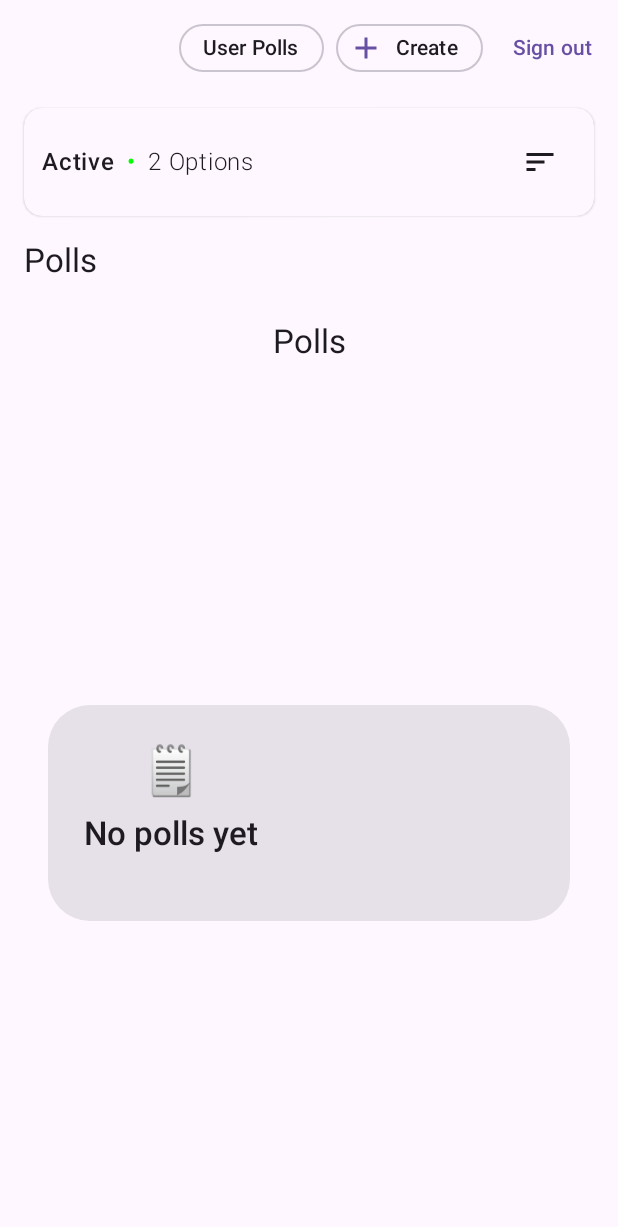
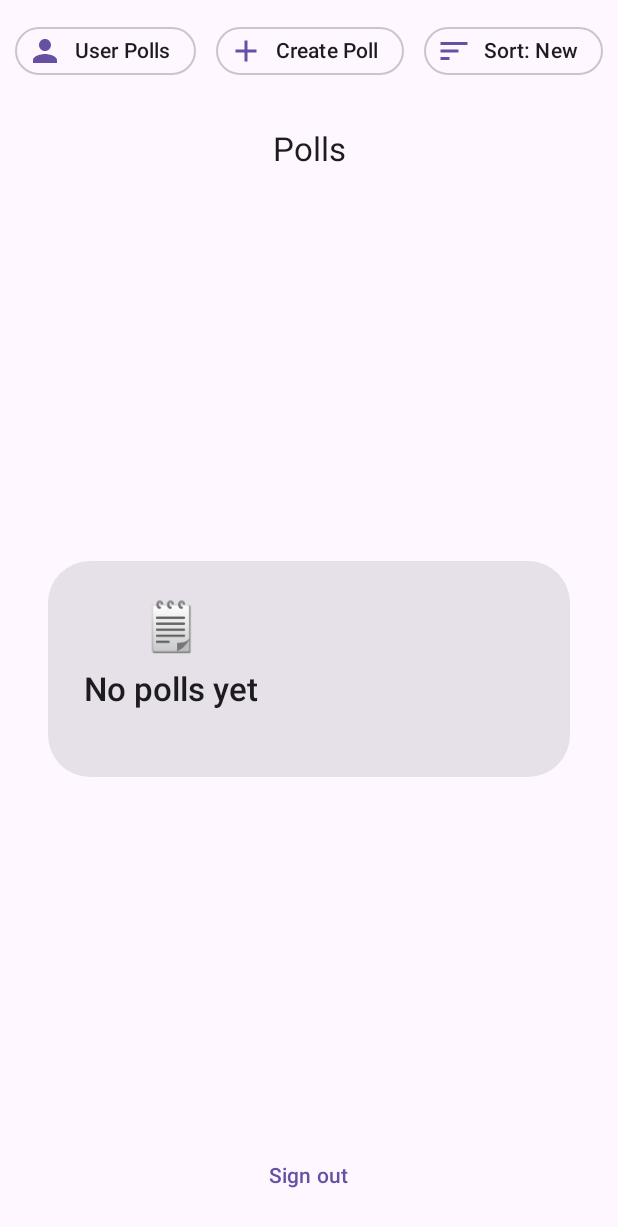
Before and after one commit to ta-mac/CommunityPolls, an Android app built with Jetpack Compose: the HomeAdminScreen screen opened through its navigation route, on a phone screen of 412 x 824 dp. Shown: the top 1227 px of the screen. Run offline under Robolectric (Android 15) with nearby library versions, the phone set to English and light mode, and no system bars; our stand-ins replace Firebase (no records; nobody signed in at launch, a user with empty details on screens opened directly).

Commit message:
More UI Updates made to Admin, Guest and User home screen. Added a delete feature for Suggested polls.|

```diff
--- a/app/src/main/java/com/example/communitypolls/data/sugg/SuggestionRepository.kt
+++ b/app/src/main/java/com/example/communitypolls/data/sugg/SuggestionRepository.kt
@@ -22,4 +22,6 @@ interface SuggestionRepository {
 
     fun observeAllSuggestions(): Flow<List<Suggestion>>
     suspend fun updateStatus(id: String, newStatus: String): SuggOp
+    suspend fun delete(id: String): SuggOp
+
 }
--- a/app/src/main/java/com/example/communitypolls/ui/polls/PollListScreen.kt
+++ b/app/src/main/java/com/example/communitypolls/ui/polls/PollListScreen.kt
@@ -145,11 +145,6 @@ private fun PollItemCard(
                     fontWeight = FontWeight.SemiBold,
                     modifier = Modifier.weight(1f)
                 )
-                Icon(
-                    imageVector = Icons.Default.MoreVert,
-                    contentDescription = null,
-                    tint = MaterialTheme.colorScheme.onSurfaceVariant
-                )
             }
 
             Spacer(Modifier.height(6.dp))
--- a/app/src/main/java/com/example/communitypolls/ui/screens/HomeScreens.kt
+++ b/app/src/main/java/com/example/communitypolls/ui/screens/HomeScreens.kt
@@ -7,6 +7,7 @@ import androidx.compose.foundation.layout.*
 import androidx.compose.foundation.shape.RoundedCornerShape
 import androidx.compose.material.icons.Icons
 import androidx.compose.material.icons.filled.Add
+import androidx.compose.material.icons.filled.Person
 import androidx.compose.material.icons.filled.Sort
 import androidx.compose.material3.*
 import androidx.compose.runtime.*
@@ -21,55 +22,39 @@ import com.example.communitypolls.ui.polls.PollListRoute
 import com.example.communitypolls.ui.polls.PollSort
 import kotlinx.coroutines.launch
 
-/* ---------------------------- SHARED COMPONENTS ---------------------------- */
+/* ---------------------------- SHARED TOP BAR ---------------------------- */
 
 @Composable
-private fun HomeScaffold(
+private fun PollsTopBar(
+    onSuggestClick: () -> Unit,
+    onSortClick: () -> Unit,
+    sort: PollSort,
     onSignOut: () -> Unit,
-    actions: @Composable RowScope.() -> Unit = {},
-    content: @Composable (PaddingValues) -> Unit
+    showSort: Boolean = true,
+    suggestLabel: String = "Suggest"
 ) {
-    Scaffold(
-        topBar = {
     TopAppBar(
-                title = { Text("") }, // Remove "Polls" title to avoid duplicate
+        title = { Text("Polls", style = MaterialTheme.typography.titleLarge) },
         actions = {
-                    Row(
-                        modifier = Modifier.fillMaxWidth(),
-                        horizontalArrangement = Arrangement.Center
-                    ) {
-                        actions()
+            AssistChip(
+                onClick = onSuggestClick,
+                label = { Text(suggestLabel) },
+                leadingIcon = { Icon(Icons.Default.Add, contentDescription = null) },
+                shape = RoundedCornerShape(50)
+            )
+            if (showSort) {
+                AssistChip(
+                    onClick = onSortClick,
+                    label = { Text("Sort: ${if (sort == PollSort.NEWEST) "Newest" else "Oldest"}") },
+                    leadingIcon = { Icon(Icons.Default.Sort, contentDescription = null) },
+                    shape = RoundedCornerShape(50)
+                )
             }
-                    Spacer(Modifier.weight(1f))
             TextButton(onClick = onSignOut) {
-                        Text("Sign out", style = MaterialTheme.typography.labelLarge)
+                Text("Sign Out", style = MaterialTheme.typography.labelLarge)
             }
         }
     )
-        },
-        content = content
-    )
-}
-
-@Composable
-private fun SortBar(
-    sort: PollSort,
-    onSortChange: (PollSort) -> Unit
-) {
-    Row(
-        modifier = Modifier
-            .fillMaxWidth()
-            .padding(horizontal = 16.dp, vertical = 8.dp)
-            .shadow(1.dp, shape = RoundedCornerShape(12.dp))
-            .background(MaterialTheme.colorScheme.surface, RoundedCornerShape(12.dp))
-            .padding(12.dp),
-        verticalAlignment = Alignment.CenterVertically,
-        horizontalArrangement = Arrangement.SpaceBetween
-    ) {
-        IconButton(onClick = { onSortChange(PollSort.NEWEST) }) {
-            Icon(Icons.Filled.Sort, contentDescription = "Sort")
-        }
-    }
 }
 
 /* ------------------------------- GUEST ------------------------------- */
@@ -84,41 +69,48 @@ fun HomeGuestScreen(
 
     Scaffold(
         topBar = {
-            CenterAlignedTopAppBar(
-                title = {},
-                actions = {
             Row(
-                        horizontalArrangement = Arrangement.spacedBy(8.dp),
+                modifier = Modifier
+                    .fillMaxWidth()
+                    .padding(top = 12.dp, start = 16.dp, end = 16.dp),
+                horizontalArrangement = Arrangement.SpaceBetween,
                 verticalAlignment = Alignment.CenterVertically
             ) {
                 AssistChip(
                     onClick = onSuggestClick,
-                            label = { Text("Suggest") },
-                            leadingIcon = {
-                                Icon(Icons.Default.Add, contentDescription = null)
-                            },
+                    label = { Text("Suggest Poll") },
+                    leadingIcon = { Icon(Icons.Default.Add, contentDescription = null) },
                     shape = RoundedCornerShape(50)
                 )
-                        IconButton(onClick = {
+
+                AssistChip(
+                    onClick = {
                         sort = if (sort == PollSort.NEWEST) PollSort.OLDEST else PollSort.NEWEST
-                        }) {
-                            Icon(Icons.Filled.Sort, contentDescription = "Sort")
+                    },
+                    label = { Text("Sort: ${if (sort == PollSort.NEWEST) "Newest" else "Oldest"}") },
+                    leadingIcon = { Icon(Icons.Default.Sort, contentDescription = null) },
+                    shape = RoundedCornerShape(50)
+                )
             }
+        },
+        bottomBar = {
+            Box(
+                modifier = Modifier
+                    .fillMaxWidth()
+                    .padding(bottom = 16.dp),
+                contentAlignment = Alignment.Center
+            ) {
                 TextButton(onClick = onSignOut) {
                     Text("Sign out", style = MaterialTheme.typography.labelLarge)
                 }
             }
         }
-            )
-        }
     ) { padding ->
-        Column(Modifier.padding(padding)) {
-            Text(
-                text = "Polls",
-                modifier = Modifier.padding(start = 16.dp, top = 8.dp, bottom = 8.dp),
-                style = MaterialTheme.typography.titleLarge
-            )
-
+        Column(
+            modifier = Modifier
+                .padding(padding)
+                .fillMaxSize()
+        ) {
             PollListRoute(
                 onPollClick = onPollClick,
                 showAdminActions = false,
@@ -129,7 +121,6 @@ fun HomeGuestScreen(
         }
     }
 }
-
 
 
 /* ------------------------------- USER ------------------------------- */
@@ -144,59 +135,49 @@ fun HomeUserScreen(
 
     Scaffold(
         topBar = {
-            CenterAlignedTopAppBar(
-                title = {},
-                actions = {
             Row(
-                        verticalAlignment = Alignment.CenterVertically,
-                        horizontalArrangement = Arrangement.spacedBy(8.dp)
+                modifier = Modifier
+                    .fillMaxWidth()
+                    .padding(top = 12.dp, start = 16.dp, end = 16.dp),
+                horizontalArrangement = Arrangement.SpaceBetween,
+                verticalAlignment = Alignment.CenterVertically
             ) {
                 AssistChip(
                     onClick = onSuggestClick,
-                            label = { Text("Suggest") },
+                    label = { Text("Suggest Poll") },
                     leadingIcon = { Icon(Icons.Default.Add, contentDescription = null) },
                     shape = RoundedCornerShape(50)
                 )
+
+                AssistChip(
+                    onClick = {
+                        sort = if (sort == PollSort.NEWEST) PollSort.OLDEST else PollSort.NEWEST
+                    },
+                    label = { Text("Sort: ${if (sort == PollSort.NEWEST) "Newest" else "Oldest"}") },
+                    leadingIcon = { Icon(Icons.Default.Sort, contentDescription = null) },
+                    shape = RoundedCornerShape(50)
+                )
+            }
+        },
+        bottomBar = {
+            Box(
+                modifier = Modifier
+                    .fillMaxWidth()
+                    .padding(bottom = 36.dp),
+                contentAlignment = Alignment.Center
+            ) {
                 TextButton(onClick = onSignOut) {
                     Text("Sign out", style = MaterialTheme.typography.labelLarge)
                 }
             }
         }
-            )
-        }
     ) { padding ->
-        Column(Modifier.padding(padding)) {
-            // Sorting Box
-            Row(
+        Column(
             modifier = Modifier
-                    .fillMaxWidth()
-                    .padding(horizontal = 16.dp, vertical = 8.dp)
-                    .shadow(1.dp, shape = RoundedCornerShape(12.dp))
-                    .background(MaterialTheme.colorScheme.surface, RoundedCornerShape(12.dp))
-                    .padding(12.dp),
-                verticalAlignment = Alignment.CenterVertically,
-                horizontalArrangement = Arrangement.SpaceBetween
+                .padding(padding)
+                .fillMaxSize()
         ) {
-                Row(verticalAlignment = Alignment.CenterVertically) {
-                    Text("Active", fontWeight = FontWeight.Medium)
-                    Spacer(Modifier.width(8.dp))
-                    Text("•", color = Color.Green)
-                    Spacer(Modifier.width(8.dp))
-                    Text("2 Options", fontWeight = FontWeight.Light)
-                }
-                IconButton(onClick = {
-                    sort = if (sort == PollSort.NEWEST) PollSort.OLDEST else PollSort.NEWEST
-                }) {
-                    Icon(Icons.Default.Sort, contentDescription = "Sort")
-                }
-            }
-
-            Text(
-                text = "Polls",
-                modifier = Modifier.padding(start = 16.dp, top = 8.dp, bottom = 8.dp),
-                style = MaterialTheme.typography.titleLarge
-            )
-
+            // Poll list
             PollListRoute(
                 onPollClick = onPollClick,
                 showAdminActions = false,
@@ -207,6 +188,8 @@ fun HomeUserScreen(
         }
     }
 }
+
+
 
 
 /* ------------------------------- ADMIN ------------------------------- */
@@ -227,66 +210,59 @@ fun HomeAdminScreen(
 
     Scaffold(
         topBar = {
-            CenterAlignedTopAppBar(
-                title = {},
-                actions = {
             Row(
-                        verticalAlignment = Alignment.CenterVertically,
-                        horizontalArrangement = Arrangement.spacedBy(8.dp)
+                modifier = Modifier
+                    .fillMaxWidth()
+                    .padding(horizontal = 10.dp, vertical = 10.dp),
+                verticalAlignment = Alignment.CenterVertically
             ) {
                 AssistChip(
                     onClick = onSuggestClick,
                     label = { Text("User Polls") },
+                    leadingIcon = { Icon(Icons.Default.Person, contentDescription = null) },
                     shape = RoundedCornerShape(50)
                 )
+
+                Spacer(modifier = Modifier.weight(1f))
+
                 AssistChip(
                     onClick = onCreatePoll,
-                            label = { Text("Create") },
-                            leadingIcon = { Icon(Icons.Default.Add, contentDescription = "Create") },
+                    label = { Text("Create Poll") },
+                    leadingIcon = { Icon(Icons.Default.Add, contentDescription = null) },
                     shape = RoundedCornerShape(50)
                 )
+
+                Spacer(modifier = Modifier.weight(1f))
+
+                AssistChip(
+                    onClick = {
+                        sort = if (sort == PollSort.NEWEST) PollSort.OLDEST else PollSort.NEWEST
+                    },
+                    label = { Text("Sort: ${if (sort == PollSort.NEWEST) "New" else "Old"}") },
+                    leadingIcon = { Icon(Icons.Default.Sort, contentDescription = null) },
+                    shape = RoundedCornerShape(50)
+                )
+            }
+        }
+        ,
+        bottomBar = {
+            Box(
+                modifier = Modifier
+                    .fillMaxWidth()
+                    .padding(bottom = 16.dp),
+                contentAlignment = Alignment.Center
+            ) {
                 TextButton(onClick = onSignOut) {
                     Text("Sign out", style = MaterialTheme.typography.labelLarge)
                 }
             }
         }
-            )
-        }
     ) { padding ->
-        Column(Modifier.padding(padding)) {
-            // Sorting Row
-            Row(
+        Column(
             modifier = Modifier
-                    .fillMaxWidth()
-                    .padding(horizontal = 16.dp, vertical = 8.dp)
-                    .shadow(1.dp, shape = RoundedCornerShape(12.dp))
-                    .background(MaterialTheme.colorScheme.surface, RoundedCornerShape(12.dp))
-                    .padding(12.dp),
-                verticalAlignment = Alignment.CenterVertically,
-                horizontalArrangement = Arrangement.SpaceBetween
+                .padding(padding)
+                .fillMaxSize()
         ) {
-                Row(verticalAlignment = Alignment.CenterVertically) {
-                    Text("Active", fontWeight = FontWeight.Medium)
-                    Spacer(Modifier.width(8.dp))
-                    Text("•", color = Color.Green)
-                    Spacer(Modifier.width(8.dp))
-                    Text("2 Options", fontWeight = FontWeight.Light)
-                }
-                IconButton(onClick = {
-                    sort = if (sort == PollSort.NEWEST) PollSort.OLDEST else PollSort.NEWEST
-                }) {
-                    Icon(Icons.Default.Sort, contentDescription = "Sort")
-                }
-            }
-
-            // Section Title
-            Text(
-                text = "Polls",
-                modifier = Modifier.padding(start = 16.dp, top = 8.dp, bottom = 8.dp),
-                style = MaterialTheme.typography.titleLarge
-            )
-
-            // Poll List
             PollListRoute(
                 onPollClick = onPollClick,
                 showAdminActions = true,
@@ -297,7 +273,6 @@ fun HomeAdminScreen(
         }
     }
 
-    // Confirm Delete Dialog
     if (pendingDeleteId != null) {
         AlertDialog(
             onDismissRequest = { if (!deleting) pendingDeleteId = null },
@@ -321,7 +296,10 @@ fun HomeAdminScreen(
                 }
             },
             dismissButton = {
-                TextButton(enabled = !deleting, onClick = { pendingDeleteId = null }) {
+                TextButton(
+                    enabled = !deleting,
+                    onClick = { pendingDeleteId = null }
+                ) {
                     Text("Cancel")
                 }
             },
```
Also changed, not shown: app/src/main/java/com/example/communitypolls/data/sugg/FirebaseSuggRepository.kt (+11 -0 lines), app/src/main/java/com/example/communitypolls/ui/sugg/AdminSuggRoute.kt (+31 -2 lines), app/src/main/java/com/example/communitypolls/ui/sugg/AdminSuggScreen.kt (+22 -18 lines), app/src/main/java/com/example/communitypolls/ui/sugg/AdminSuggViewModel.kt (+14 -0 lines), 1 other file. Lines whose indentation alone changed are shown as unchanged.
